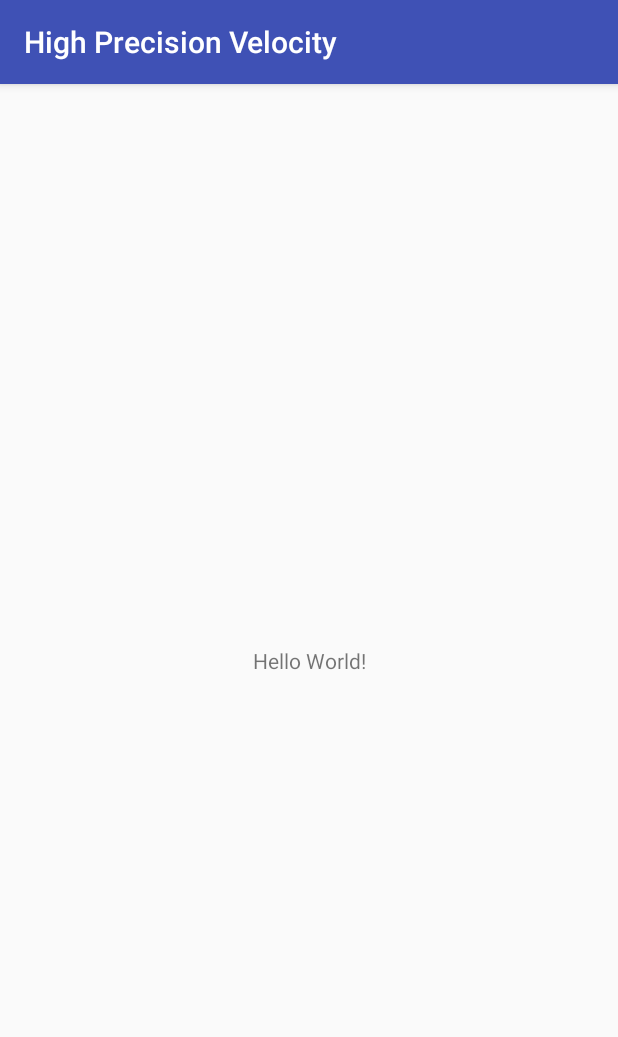
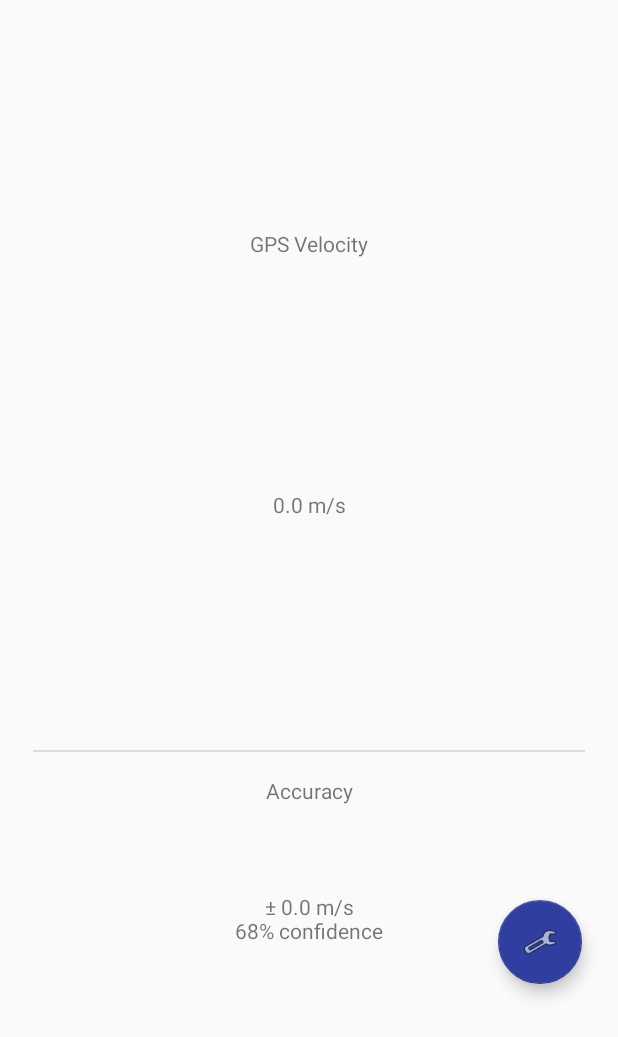
Before and after one commit to zachdeibert/high-precision-velocity-app, an Android app: the screen it shows after launch (MainActivity), on a phone screen of 412 x 824 dp. Shown: the top 1037 px of the screen. Run offline under Robolectric (Android 15) with nearby library versions, the phone set to English and light mode, and no system bars.

Commit message:
Wrote basic layout code for app

```diff
--- a/app/build.gradle
+++ b/app/build.gradle
@@ -13,6 +13,7 @@ android {
         versionCode 1
         versionName "1.0"
         testInstrumentationRunner "android.support.test.runner.AndroidJUnitRunner"
+        vectorDrawables.useSupportLibrary = true
     }
     buildTypes {
         release {
@@ -24,10 +25,24 @@ android {
 
 dependencies {
     implementation fileTree(dir: 'libs', include: ['*.jar'])
-    implementation"org.jetbrains.kotlin:kotlin-stdlib-jdk7:$kotlin_version"
+    implementation "org.jetbrains.kotlin:kotlin-stdlib-jdk7:$kotlin_version"
     implementation 'com.android.support:appcompat-v7:28.0.0-rc02'
     implementation 'com.android.support.constraint:constraint-layout:1.1.3'
+    implementation 'com.android.support:support-v4:28.0.0-rc02'
+    implementation 'com.android.support:support-vector-drawable:28.0.0-rc02'
     testImplementation 'junit:junit:4.12'
     androidTestImplementation 'com.android.support.test:runner:1.0.2'
     androidTestImplementation 'com.android.support.test.espresso:espresso-core:3.0.2'
+    implementation 'com.android.support:design:28.0.0-rc02'
 }
+
+configurations.all {
+    resolutionStrategy.eachDependency { DependencyResolveDetails details ->
+        def requested = details.requested
+        if (requested.group == "com.android.support") {
+            if (!requested.name.startsWith("multidex")) {
+                details.useVersion "26.+"
+            }
+        }
+    }
+}
--- a/app/src/main/java/com/zachdeibert/highprecisionvelocity/MainActivity.kt
+++ b/app/src/main/java/com/zachdeibert/highprecisionvelocity/MainActivity.kt
@@ -2,11 +2,12 @@ package com.zachdeibert.highprecisionvelocity
 
 import android.support.v7.app.AppCompatActivity
 import android.os.Bundle
+import android.support.v4.view.ViewPager
 
 class MainActivity : AppCompatActivity() {
-
     override fun onCreate(savedInstanceState: Bundle?) {
         super.onCreate(savedInstanceState)
         setContentView(R.layout.activity_main)
+        findViewById<ViewPager>(R.id.viewPager).adapter = MainPagerAdapter(supportFragmentManager)
     }
 }
--- /dev/null
+++ b/app/src/main/java/com/zachdeibert/highprecisionvelocity/MainPagerAdapter.kt
@@ -0,0 +1,17 @@
+package com.zachdeibert.highprecisionvelocity
+
+import android.support.v4.app.Fragment
+import android.support.v4.app.FragmentManager
+import android.support.v4.app.FragmentPagerAdapter
+
+class MainPagerAdapter(fm: FragmentManager) : FragmentPagerAdapter(fm) {
+    private var fragments: Array<Fragment> = arrayOf(VelocityFragment.newInstance(), VelocityFragment.newInstance())
+
+    override fun getItem(position: Int): Fragment {
+        return fragments.get(position)
+    }
+
+    override fun getCount(): Int {
+        return fragments.size
+    }
+}
--- /dev/null
+++ b/app/src/main/java/com/zachdeibert/highprecisionvelocity/VelocityFragment.kt
@@ -0,0 +1,20 @@
+package com.zachdeibert.highprecisionvelocity
+
+import android.os.Bundle
+import android.support.v4.app.Fragment
+import android.view.LayoutInflater
+import android.view.View
+import android.view.ViewGroup
+
+class VelocityFragment : Fragment() {
+    override fun onCreateView(inflater: LayoutInflater, container: ViewGroup?,
+                              savedInstanceState: Bundle?): View? {
+        return inflater.inflate(R.layout.fragment_velocity, container, false)
+    }
+
+    companion object {
+        @JvmStatic
+        fun newInstance() =
+                VelocityFragment()
+    }
+}
--- a/app/src/main/res/layout/activity_main.xml
+++ b/app/src/main/res/layout/activity_main.xml
@@ -6,13 +6,25 @@
     android:layout_height="match_parent"
     tools:context=".MainActivity">
 
-    <TextView
+    <android.support.v4.view.ViewPager
+        android:id="@+id/viewPager"
+        android:layout_width="368dp"
+        android:layout_height="551dp"
+        app:layout_constraintBottom_toBottomOf="parent"
+        app:layout_constraintEnd_toEndOf="parent"
+        app:layout_constraintStart_toStartOf="parent"
+        app:layout_constraintTop_toTopOf="parent" />
+
+    <android.support.design.widget.FloatingActionButton
+        android:id="@+id/floatingActionButton"
         android:layout_width="wrap_content"
         android:layout_height="wrap_content"
-        android:text="Hello World!"
-        app:layout_constraintBottom_toBottomOf="parent"
-        app:layout_constraintLeft_toLeftOf="parent"
-        app:layout_constraintRight_toRightOf="parent"
-        app:layout_constraintTop_toTopOf="parent" />
-
+        android:layout_marginBottom="32dp"
+        android:layout_marginEnd="24dp"
+        android:layout_marginRight="24dp"
+        android:clickable="true"
+        app:backgroundTint="@color/colorPrimaryDark"
+        app:layout_constraintBottom_toBottomOf="@+id/viewPager"
+        app:layout_constraintEnd_toEndOf="parent"
+        app:srcCompat="@android:drawable/ic_menu_preferences" />
 </android.support.constraint.ConstraintLayout>
--- /dev/null
+++ b/app/src/main/res/layout/fragment_velocity.xml
@@ -0,0 +1,71 @@
+<?xml version="1.0" encoding="utf-8"?>
+<android.support.constraint.ConstraintLayout xmlns:android="http://schemas.android.com/apk/res/android"
+    xmlns:app="http://schemas.android.com/apk/res-auto"
+    xmlns:tools="http://schemas.android.com/tools"
+    android:id="@+id/frameLayout"
+    android:layout_width="match_parent"
+    android:layout_height="match_parent"
+    tools:context=".VelocityFragment">
+
+    <!-- TODO: Update blank fragment layout -->
+
+    <View
+        android:id="@+id/divider2"
+        android:layout_width="368dp"
+        android:layout_height="1dp"
+        android:background="?android:attr/listDivider"
+        app:layout_constraintBottom_toBottomOf="parent"
+        app:layout_constraintTop_toTopOf="parent"
+        app:layout_constraintVertical_bias="0.65999997"
+        tools:layout_editor_absoluteX="8dp" />
+
+    <TextView
+        android:id="@+id/textView2"
+        android:layout_width="wrap_content"
+        android:layout_height="wrap_content"
+        android:layout_marginEnd="16dp"
+        android:layout_marginLeft="16dp"
+        android:layout_marginRight="16dp"
+        android:layout_marginStart="16dp"
+        android:layout_marginTop="16dp"
+        android:text="GPS Velocity"
+        app:layout_constraintEnd_toEndOf="parent"
+        app:layout_constraintStart_toStartOf="parent"
+        app:layout_constraintTop_toTopOf="parent" />
+
+    <TextView
+        android:id="@+id/textView4"
+        android:layout_width="wrap_content"
+        android:layout_height="wrap_content"
+        android:layout_marginEnd="16dp"
+        android:layout_marginLeft="16dp"
+        android:layout_marginRight="16dp"
+        android:layout_marginStart="16dp"
+        android:layout_marginTop="16dp"
+        android:text="Accuracy"
+        app:layout_constraintEnd_toEndOf="parent"
+        app:layout_constraintStart_toStartOf="parent"
+        app:layout_constraintTop_toBottomOf="@+id/divider2" />
+
+    <TextView
+        android:id="@+id/textView6"
+        android:layout_width="wrap_content"
+        android:layout_height="wrap_content"
+        android:gravity="center"
+        android:text="± 0.0 m/s\n68% confidence"
+        app:layout_constraintBottom_toBottomOf="parent"
+        app:layout_constraintEnd_toEndOf="parent"
+        app:layout_constraintStart_toStartOf="parent"
+        app:layout_constraintTop_toBottomOf="@+id/textView4" />
+
+    <TextView
+        android:id="@+id/textView7"
+        android:layout_width="wrap_content"
+        android:layout_height="wrap_content"
+        android:text="0.0 m/s"
+        app:layout_constraintBottom_toTopOf="@+id/divider2"
+        app:layout_constraintEnd_toEndOf="parent"
+        app:layout_constraintStart_toStartOf="parent"
+        app:layout_constraintTop_toBottomOf="@+id/textView2" />
+
+</android.support.constraint.ConstraintLayout>
--- a/app/src/main/res/values/styles.xml
+++ b/app/src/main/res/values/styles.xml
@@ -1,7 +1,7 @@
 <resources>
 
     <!-- Base application theme. -->
-    <style name="AppTheme" parent="Theme.AppCompat.Light.DarkActionBar">
+    <style name="AppTheme" parent="Theme.AppCompat.Light.NoActionBar">
         <!-- Customize your theme here. -->
         <item name="colorPrimary">@color/colorPrimary</item>
         <item name="colorPrimaryDark">@color/colorPrimaryDark</item>
```
